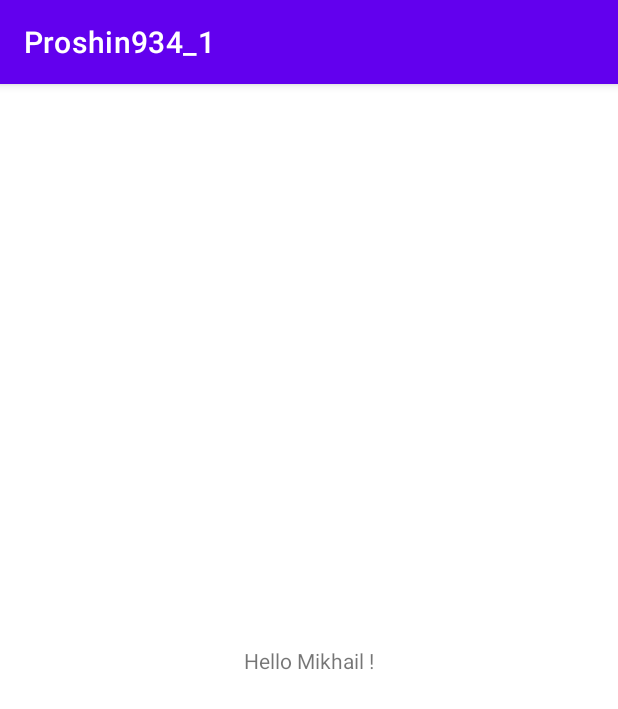
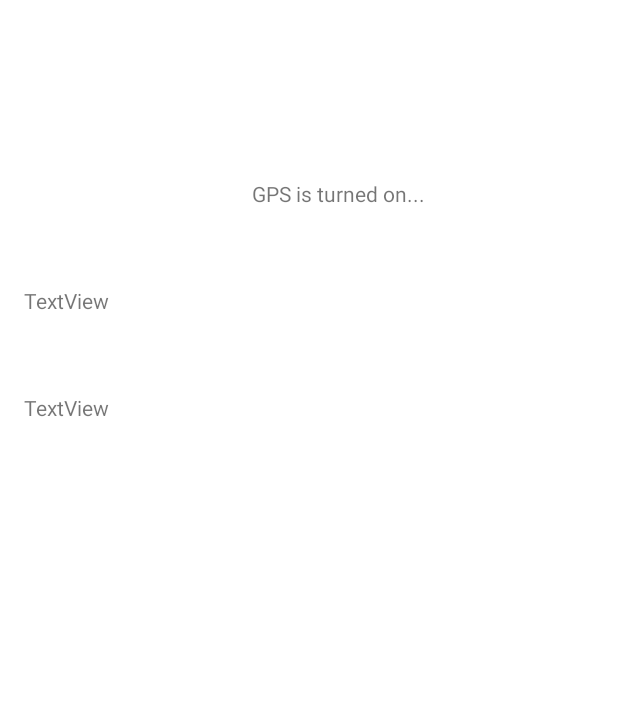
Before and after one commit to mihan-pro/NNGASU_MOBILE_DEVELOPMENT_LABS, an Android app: the screen it shows after launch (MainActivity), on a phone screen of 412 x 824 dp. Shown: the top 709 px of the screen. Run offline under Robolectric (Android 15) with nearby library versions, the phone set to English and light mode, and no system bars.

Commit message:
feat: lab work 8: Location

```diff
--- a/app/src/main/AndroidManifest.xml
+++ b/app/src/main/AndroidManifest.xml
@@ -1,7 +1,8 @@
 <?xml version="1.0" encoding="utf-8"?>
 <manifest xmlns:android="http://schemas.android.com/apk/res/android"
     package="com.app.proshin934_1">
-
+    <uses-permission android:name="android.permission.ACCESS_FINE_LOCATION" />
+    <uses-permission android:name="android.permission.ACCESS_COARSE_LOCATION" />
     <application
         android:allowBackup="true"
         android:icon="@android:drawable/star_big_on"
@@ -9,6 +10,7 @@
         android:roundIcon="@android:drawable/btn_star_big_on"
         android:supportsRtl="true"
         android:theme="@style/Theme.Proshin9341">
+
         <activity
             android:name=".MainActivity"
             android:exported="true">
--- a/app/src/main/java/com/app/proshin934_1/MainActivity.java
+++ b/app/src/main/java/com/app/proshin934_1/MainActivity.java
@@ -1,14 +1,66 @@
 package com.app.proshin934_1;
 
-import androidx.appcompat.app.AppCompatActivity;
+import android.Manifest;
+import android.content.pm.PackageManager;
+import android.location.Location;
+import android.location.LocationListener;
+import android.location.LocationManager;
+import android.os.Bundle;
+import android.app.Activity;
+import android.content.Context;
+import android.widget.TextView;
 
-import android.os.Bundle;
+import androidx.core.app.ActivityCompat;
 
-public class MainActivity extends AppCompatActivity {
+public class MainActivity extends Activity {
+
+    TextView tvOut;
+    TextView tvLon;
+    TextView tvLat;
 
     @Override
     protected void onCreate(Bundle savedInstanceState) {
         super.onCreate(savedInstanceState);
         setContentView(R.layout.activity_main);
+
+        tvOut = (TextView) findViewById(R.id.title1);
+        tvLon = (TextView) findViewById(R.id.longitude);
+        tvLat = (TextView) findViewById(R.id.latitude);
+
+        //Получаем сервис
+        LocationManager mlocManager = (LocationManager)
+                getSystemService(Context.LOCATION_SERVICE);
+
+        LocationListener mlocListener = new LocationListener() {
+            public void onLocationChanged(Location location) {
+
+                //Called when a new location is found by the network location provider.
+                tvLat.setText("Latitude: " + location.getLatitude());
+                tvLon.setText("Longitude: " + location.getLongitude());
+            }
+        };
+
+        //Подписываемся на изменения в показаниях датчика
+
+        if (ActivityCompat.checkSelfPermission(this, Manifest.permission.ACCESS_FINE_LOCATION) != PackageManager.PERMISSION_GRANTED && ActivityCompat.checkSelfPermission(this, Manifest.permission.ACCESS_COARSE_LOCATION) != PackageManager.PERMISSION_GRANTED) {
+            // TODO: Consider calling
+            //    ActivityCompat#requestPermissions
+            // here to request the missing permissions, and then overriding
+            //   public void onRequestPermissionsResult(int requestCode, String[] permissions,
+            //                                          int[] grantResults)
+            // to handle the case where the user grants the permission. See the documentation
+            // for ActivityCompat#requestPermissions for more details.
+            return;
+        }
+        mlocManager.requestLocationUpdates(LocationManager.GPS_PROVIDER, 0, 0,
+                mlocListener);
+
+        //Если gps включен, то ... , иначе вывести "GPS is not turned on..."
+        if (mlocManager.isProviderEnabled(LocationManager.GPS_PROVIDER)) {
+            tvOut.setText("GPS is turned on...");
+
+        } else {
+            tvOut.setText("GPS is not turned on...");
+        }
     }
 }
--- a/app/src/main/res/layout/activity_main.xml
+++ b/app/src/main/res/layout/activity_main.xml
@@ -7,12 +7,38 @@
     tools:context=".MainActivity">
 
     <TextView
+        android:id="@+id/title1"
         android:layout_width="wrap_content"
         android:layout_height="wrap_content"
+        android:layout_marginTop="32dp"
         android:text="Hello Mikhail !"
         app:layout_constraintBottom_toBottomOf="parent"
+        app:layout_constraintHorizontal_bias="0.566"
         app:layout_constraintLeft_toLeftOf="parent"
         app:layout_constraintRight_toRightOf="parent"
-        app:layout_constraintTop_toTopOf="parent" />
+        app:layout_constraintTop_toTopOf="parent"
+        app:layout_constraintVertical_bias="0.113" />
+
+    <TextView
+        android:id="@+id/longitude"
+        android:layout_width="match_parent"
+        android:layout_height="wrap_content"
+        android:layout_marginStart="16dp"
+        android:layout_marginLeft="16dp"
+        android:layout_marginTop="52dp"
+        android:text="TextView"
+        app:layout_constraintStart_toStartOf="parent"
+        app:layout_constraintTop_toBottomOf="@+id/title1" />
+
+    <TextView
+        android:id="@+id/latitude"
+        android:layout_width="match_parent"
+        android:layout_height="wrap_content"
+        android:layout_marginStart="16dp"
+        android:layout_marginLeft="16dp"
+        android:layout_marginTop="52dp"
+        android:text="TextView"
+        app:layout_constraintStart_toStartOf="parent"
+        app:layout_constraintTop_toBottomOf="@+id/longitude" />
 
 </androidx.constraintlayout.widget.ConstraintLayout>
--- a/app/src/main/res/values/strings.xml
+++ b/app/src/main/res/values/strings.xml
@@ -1,3 +1,6 @@
 <resources>
-    <string name="app_name">Proshin934_1</string>
+    <string name="app_name">Location</string>
+    <string name="longitude">Долгота</string>
+    <string name="latitude">Широта</string>
+    <string name="action_settings">Settings</string>
 </resources>
```
